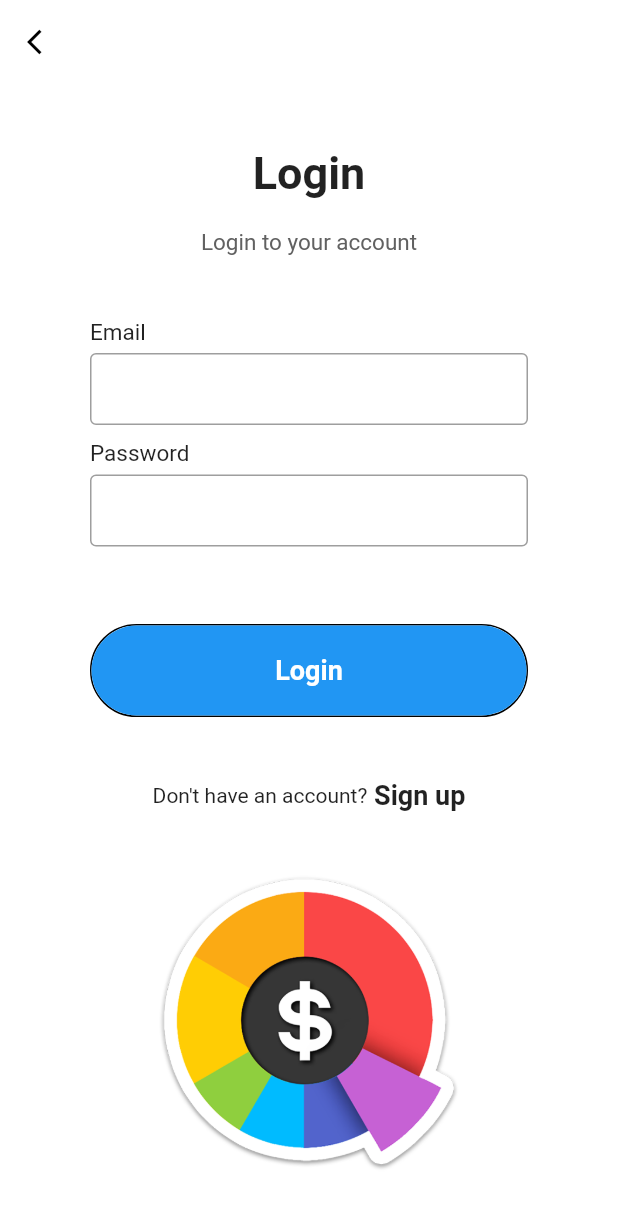
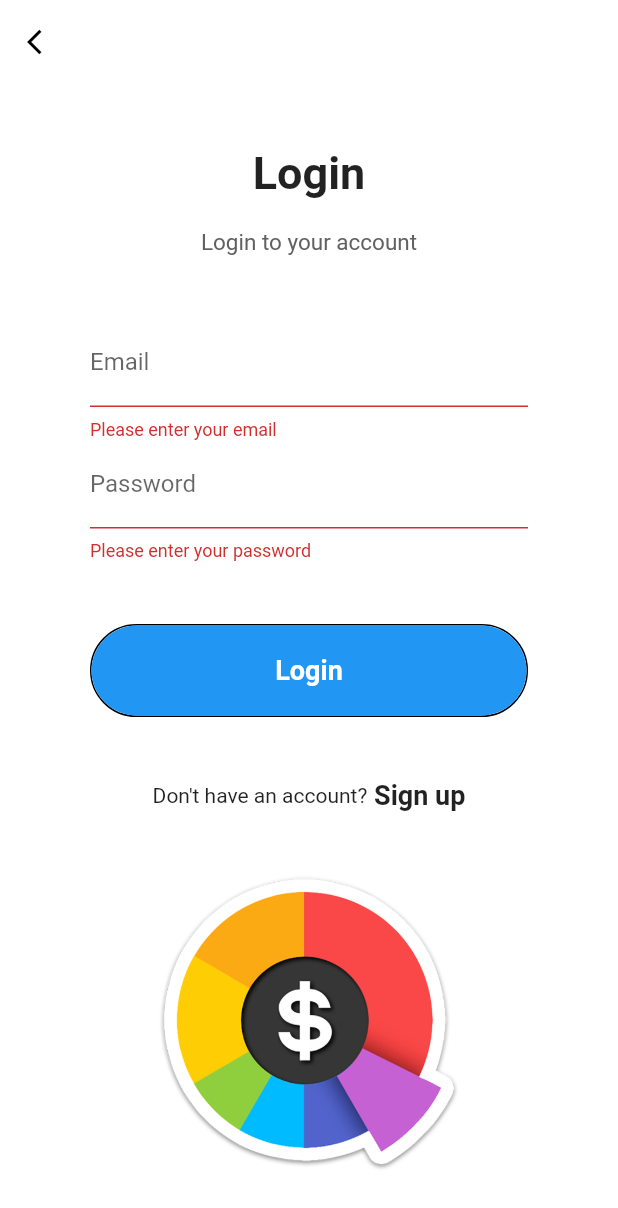
Before and after one commit to AshSteep/Budget-Buddy-, a Flutter app: the LoginPage screen opened directly, after a tap on "Login", on a phone screen of 412 x 824 dp. Shown: the top 1208 px of the screen. Run offline on Flutter 3.47's test engine with Material 2 defaults, Android fonts, the phone set to English and light mode, and no system bars.

Commit message:
Validations added (Log In Page)

```diff
--- a/lib/LoginPage.dart
+++ b/lib/LoginPage.dart
@@ -1,7 +1,16 @@
 import 'package:flutter/material.dart';
 import 'package:flutter/services.dart';
 
-class LoginPage extends StatelessWidget {
+class LoginPage extends StatefulWidget {
+  @override
+  _LoginPageState createState() => _LoginPageState();
+}
+
+class _LoginPageState extends State<LoginPage> {
+  final _formKey = GlobalKey<FormState>();
+  TextEditingController _emailController = TextEditingController();
+  TextEditingController _passwordController = TextEditingController();
+
   @override
   Widget build(BuildContext context) {
     return Scaffold(
@@ -22,7 +31,9 @@ class LoginPage extends StatelessWidget {
         ),
         systemOverlayStyle: SystemUiOverlayStyle.dark,
       ),
-      body: Container(
+      body: Form(
+        key: _formKey,
+        child: Container(
           height: MediaQuery.of(context).size.height,
           width: double.infinity,
           child: Column(
@@ -36,15 +47,16 @@ class LoginPage extends StatelessWidget {
                       children: <Widget>[
                         Text(
                           "Login",
-                          style:
-                          TextStyle(fontSize: 30, fontWeight: FontWeight.bold),
+                          style: TextStyle(
+                              fontSize: 30, fontWeight: FontWeight.bold),
                         ),
                         SizedBox(
                           height: 20,
                         ),
                         Text(
                           "Login to your account",
-                          style: TextStyle(fontSize: 15, color: Colors.grey[700]),
+                          style: TextStyle(
+                              fontSize: 15, color: Colors.grey[700]),
                         )
                       ],
                     ),
@@ -52,15 +64,47 @@ class LoginPage extends StatelessWidget {
                       padding: EdgeInsets.symmetric(horizontal: 60),
                       child: Column(
                         children: <Widget>[
-                          inputFile(label: "Email"),
-                          inputFile(label: "Password", obscureText: true)
+                          TextFormField(
+                            controller: _emailController,
+                            decoration: InputDecoration(
+                              labelText: "Email",
+                            ),
+                            validator: (value) {
+                              final email = _emailController.text;
+                              if (value == null || value.isEmpty) {
+                                return 'Please enter your email';
+                              }
+                              if (!isEmailValid(email)) {
+                                return 'Please enter a valid email (lowercase ending with .com)';
+                              }
+                              return null;
+                            },
+                          ),
+                          TextFormField(
+                            controller: _passwordController,
+                            decoration: InputDecoration(
+                              labelText: "Password",
+                            ),
+                            obscureText: true,
+                            validator: (value) {
+                              final password = _passwordController.text;
+                              if (value == null || value.isEmpty) {
+                                return 'Please enter your password';
+                              }
+                              if (!isPasswordValid(password)) {
+                                return 'Please enter a valid password (at least 6 characters, one uppercase, one lowercase, one number, and one special character)';
+                              }
+                              return null;
+                            },
+                          ),
                         ],
                       ),
                     ),
                     Padding(
                       padding: EdgeInsets.symmetric(horizontal: 60),
                       child: Container(
-                        padding: EdgeInsets.only(top: 0, left: 0, right: 0, bottom: 0),
+                        padding: EdgeInsets.only(
+                            top: 0, left: 0, right: 0, bottom: 0),
                         decoration: BoxDecoration(
                             borderRadius: BorderRadius.circular(50),
                             border: Border(
@@ -72,7 +116,13 @@ class LoginPage extends StatelessWidget {
                         child: MaterialButton(
                           minWidth: double.infinity,
                           height: 60,
-                          onPressed: () {},
+                          onPressed: () {
+                            if (_formKey.currentState!.validate()) {
+                              // Form is valid, handle login logic here
+                              // For example, you can navigate to another page
+                              // Navigator.push(context, MaterialPageRoute(builder: (context) => HomeScreen()));
+                            }
+                          },
                           color: Colors.blue,
                           elevation: 0,
                           shape: RoundedRectangleBorder(
@@ -112,40 +162,23 @@ class LoginPage extends StatelessWidget {
                       ),
                     )
                   ],
-                ))
+                ),
+              )
             ],
+          ),
         ),
       ),
     );
   }
+
+  bool isEmailValid(String email) {
+    final emailRegex = RegExp(r'^[a-z]+@[a-z]+\.[a-z]+\.com$');
+    return emailRegex.hasMatch(email);
   }
 
-// we will be creating a widget for text field
-Widget inputFile({label, obscureText = false}) {
-  return Column(
-    crossAxisAlignment: CrossAxisAlignment.start,
-    children: <Widget>[
-      Text(
-        label,
-        style: TextStyle(
-            fontSize: 15, fontWeight: FontWeight.w400, color: Colors.black87),
-      ),
-      SizedBox(
-        height: 5,
-      ),
-      TextField(
-        obscureText: obscureText,
-        decoration: InputDecoration(
-            contentPadding: EdgeInsets.symmetric(vertical: 0, horizontal: 10),
-            enabledBorder: OutlineInputBorder(
-              borderSide: BorderSide(color: Colors.grey),
-            ),
-            border:
-            OutlineInputBorder(borderSide: BorderSide(color: Colors.grey))),
-      ),
-      SizedBox(
-        height: 10,
-      )
-    ],
-  );
+  bool isPasswordValid(String password) {
+    final passwordRegex =
+    RegExp(r'^(?=.*[A-Z])(?=.*[a-z])(?=.*\d)(?=.*[\W_])[A-Za-z\d\W_]{6,}$');
+    return passwordRegex.hasMatch(password);
   }
+}
--- a/lib/main.dart
+++ b/lib/main.dart
@@ -42,7 +42,7 @@ class HomePage extends StatelessWidget {
                   "Budget Buddy",
                   textAlign: TextAlign.center,
                   style: TextStyle(
-                    color: Colors.grey[700],
+                    color: Colors.black,
                     fontWeight: FontWeight.bold,
                     fontSize: 20,
                   ),
```
Lines whose indentation alone changed are shown as unchanged.
